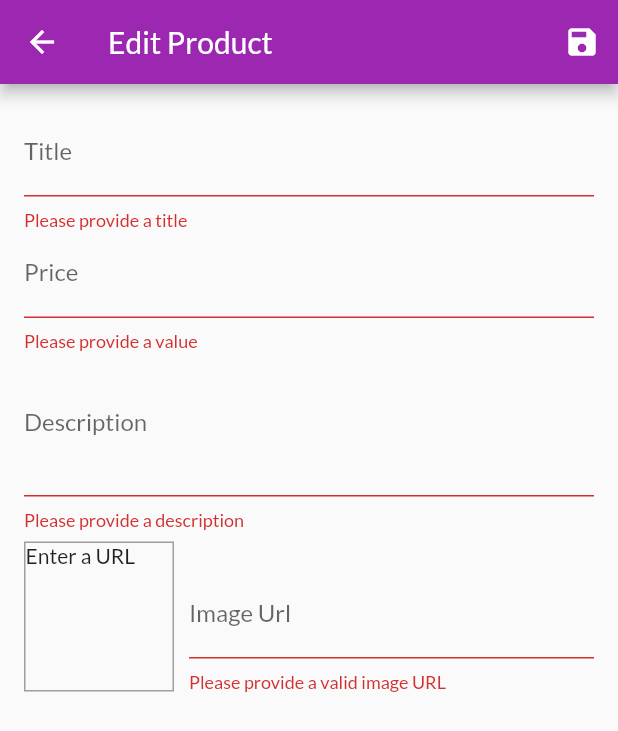
After one commit to nidheeshkm/flutter-snippets, a Flutter app: the EditProductScreen screen opened by its route, after a tap on the "save" icon, on a phone screen of 412 x 824 dp. The commit adds this screen. Shown: the top 731 px of the screen. Run offline on Flutter 3.47's test engine with Material 2 defaults, Android fonts, the phone set to English and light mode, and no system bars; network calls fail.

Commit message:
manage products functionality added

```diff
--- a/my_store/lib/main.dart
+++ b/my_store/lib/main.dart
@@ -2,7 +2,9 @@ import 'package:flutter/material.dart';
 import 'package:mystore/providers/cart.dart';
 import 'package:mystore/providers/orders.dart';
 import 'package:mystore/screens/cart_screen.dart';
+import 'package:mystore/screens/edit_product_screen.dart';
 import 'package:mystore/screens/order_screen.dart';
+import 'package:mystore/screens/user_products_screen.dart';
 import 'package:provider/provider.dart';
 
 import './screens/products_overview_screen.dart';
@@ -38,7 +40,9 @@ class MyApp extends StatelessWidget {
           routes: {
             ProductDetailScreen.routeName: (ctx) => ProductDetailScreen(),
             CartScreen.routeNAme: (ctx) => CartScreen(),
-            OrderScreen.routeName: (ctx) => OrderScreen()
+            OrderScreen.routeName: (ctx) => OrderScreen(),
+            UserProductsScreen.routeName: (ctx) => UserProductsScreen(),
+            EditProductScreen.routeName: (ctx) => EditProductScreen()
           }),
     );
   }
--- a/my_store/lib/providers/products.dart
+++ b/my_store/lib/providers/products.dart
@@ -52,8 +52,29 @@ class Products with ChangeNotifier {
     return _items.firstWhere((prod) => prod.id == id);
   }
 
-  void addProduct() {
+  void addProduct(Product product) {
     // _items.add(value);
+    final newProduct = Product(
+        title: product.title,
+        description: product.description,
+        imageUrl: product.imageUrl,
+        price: product.price,
+        id: DateTime.now().toString());
+    _items.add(product);
+    notifyListeners();
+  }
+
+  void updateProduct(String id, Product newProduct) {
+    final prodIndex = _items.indexWhere((prod) => id == prod.id);
+    if (prodIndex >= 0) {
+      _items[prodIndex] = newProduct;
+      notifyListeners();
+    }
+  }
+
+  void deleteProduct(String id) {
+    _items.removeWhere((prod) => id == prod.id);
+
     notifyListeners();
   }
 }
--- /dev/null
+++ b/my_store/lib/screens/edit_product_screen.dart
@@ -0,0 +1,245 @@
+import 'package:flutter/material.dart';
+import 'package:mystore/providers/product.dart';
+import 'package:mystore/providers/products.dart';
+import 'package:provider/provider.dart';
+
+class EditProductScreen extends StatefulWidget {
+  static const routeName = '/edit-product';
+  @override
+  _EditProductScreenState createState() => _EditProductScreenState();
+}
+
+class _EditProductScreenState extends State<EditProductScreen> {
+  final _priceFocusNode = FocusNode();
+  final _descriptionFocusNode = FocusNode();
+  final _imageUrlController = TextEditingController();
+  final _imageUrlFocusNode = FocusNode();
+  final _form = GlobalKey<FormState>();
+  var _editedProduct =
+      Product(id: null, title: '', price: 0, description: '', imageUrl: '');
+  var _isInit = true;
+  var _initValues = {
+    'title': '',
+    'description': '',
+    'price': '',
+    'imageurl': ''
+  };
+  @override
+  void dispose() {
+    _priceFocusNode.dispose();
+    _descriptionFocusNode.dispose();
+    _imageUrlController.dispose();
+    _imageUrlFocusNode.dispose();
+    _imageUrlFocusNode.removeListener(_updateImageUrl);
+    super.dispose();
+  }
+
+  @override
+  void initState() {
+    _imageUrlFocusNode.addListener(_updateImageUrl);
+    super.initState();
+  }
+
+  @override
+  void didChangeDependencies() {
+    if (_isInit) {
+      final ProductId = ModalRoute.of(context).settings.arguments as String;
+      if (ProductId != null) {
+        _editedProduct =
+            Provider.of<Products>(context, listen: false).findById(ProductId);
+        _initValues = {
+          'title': _editedProduct.title,
+          'description': _editedProduct.description,
+          'price': _editedProduct.price.toString(),
+          'imageurl': ''
+        };
+        _imageUrlController.text = _editedProduct.imageUrl;
+      }
+    }
+    _isInit = false;
+    super.didChangeDependencies();
+  }
+
+  void _updateImageUrl() {
+    if (!_imageUrlFocusNode.hasFocus) {
+      if (_imageUrlController.text.isEmpty ||
+          !_imageUrlController.text.startsWith('http://') ||
+          !_imageUrlController.text.startsWith('https://')) {
+        return;
+      }
+
+      setState(() {});
+    }
+  }
+
+  void _saveForm() {
+    final _isValid = _form.currentState.validate();
+    if (_isValid) {
+      _form.currentState.save();
+      if (_editedProduct.id != null) {
+        Provider.of<Products>(context, listen: false)
+            .updateProduct(_editedProduct.id, _editedProduct);
+      } else {
+        Provider.of<Products>(context, listen: false)
+            .addProduct(_editedProduct);
+      }
+
+      Navigator.of(context).pop();
+    }
+  }
+
+  @override
+  Widget build(BuildContext context) {
+    return Scaffold(
+      appBar: AppBar(
+        title: Text('Edit Product'),
+        actions: <Widget>[
+          IconButton(icon: Icon(Icons.save), onPressed: _saveForm)
+        ],
+      ),
+      body: Padding(
+        padding: const EdgeInsets.all(16.0),
+        child: Form(
+          key: _form,
+          child: ListView(
+            children: <Widget>[
+              TextFormField(
+                decoration: InputDecoration(labelText: 'Title'),
+                initialValue: _initValues['title'],
+                textInputAction: TextInputAction.next,
+                onFieldSubmitted: (_) {
+                  FocusScope.of(context).requestFocus(_priceFocusNode);
+                },
+                validator: (value) {
+                  if (value.isEmpty) {
+                    return 'Please provide a title';
+                  } else {
+                    return null;
+                  }
+                },
+                onSaved: (value) {
+                  _editedProduct = Product(
+                      id: _editedProduct.id,
+                      isFavorite: _editedProduct.isFavorite,
+                      title: value,
+                      description: _editedProduct.description,
+                      price: _editedProduct.price,
+                      imageUrl: _editedProduct.imageUrl);
+                },
+              ),
+              TextFormField(
+                decoration: InputDecoration(labelText: 'Price'),
+                initialValue: _initValues['price'],
+                textInputAction: TextInputAction.next,
+                keyboardType: TextInputType.number,
+                onFieldSubmitted: (_) {
+                  FocusScope.of(context).requestFocus(_descriptionFocusNode);
+                },
+                validator: (value) {
+                  if (value.isEmpty) {
+                    return 'Please provide a value';
+                  }
+                  if (double.tryParse(value) == null) {
+                    return 'Please enter a valid number';
+                  }
+                  if (double.parse(value) <= 0) {
+                    return 'Please enter a number greater than zero';
+                  }
+                  return null;
+                },
+                focusNode: _priceFocusNode,
+                onSaved: (value) {
+                  _editedProduct = Product(
+                      id: _editedProduct.id,
+                      isFavorite: _editedProduct.isFavorite,
+                      title: _editedProduct.title,
+                      description: _editedProduct.description,
+                      price: double.parse(value),
+                      imageUrl: _editedProduct.imageUrl);
+                },
+              ),
+              TextFormField(
+                decoration: InputDecoration(labelText: 'Description'),
+                initialValue: _initValues['description'],
+                maxLines: 3,
+                keyboardType: TextInputType.multiline,
+                focusNode: _descriptionFocusNode,
+                validator: (value) {
+                  if (value.isEmpty) {
+                    return 'Please provide a description';
+                  }
+                  if (value.length < 10) {
+                    return 'Please enter a valid description having more than 10 character';
+                  }
+
+                  return null;
+                },
+                onSaved: (value) {
+                  _editedProduct = Product(
+                      id: _editedProduct.id,
+                      isFavorite: _editedProduct.isFavorite,
+                      title: _editedProduct.title,
+                      description: value,
+                      price: _editedProduct.price,
+                      imageUrl: _editedProduct.imageUrl);
+                },
+              ),
+              Row(
+                crossAxisAlignment: CrossAxisAlignment.end,
+                children: <Widget>[
+                  Container(
+                    width: 100,
+                    height: 100,
+                    margin: EdgeInsets.only(top: 8, right: 10),
+                    decoration: BoxDecoration(
+                      border: Border.all(width: 1, color: Colors.grey),
+                    ),
+                    child: _imageUrlController.text.isEmpty
+                        ? Text('Enter a URL')
+                        : FittedBox(
+                            child: Image.network(_imageUrlController.text),
+                            fit: BoxFit.cover,
+                          ),
+                  ),
+                  Expanded(
+                    child: TextFormField(
+                      decoration: InputDecoration(
+                        labelText: 'Image Url',
+                      ),
+                      keyboardType: TextInputType.url,
+                      textInputAction: TextInputAction.done,
+                      controller: _imageUrlController,
+                      focusNode: _imageUrlFocusNode,
+                      onFieldSubmitted: (_) {
+                        _saveForm();
+                      },
+                      validator: (value) {
+                        if (value.isEmpty) {
+                          return 'Please provide a valid image URL';
+                        }
+                        if (!value.startsWith('http://') &&
+                            !value.startsWith('https://')) {
+                          return 'Please provide a valid URL';
+                        }
+                        return null;
+                      },
+                      onSaved: (value) {
+                        _editedProduct = Product(
+                            id: _editedProduct.id,
+                            isFavorite: _editedProduct.isFavorite,
+                            title: _editedProduct.title,
+                            description: _editedProduct.description,
+                            price: _editedProduct.price,
+                            imageUrl: value);
+                      },
+                    ),
+                  )
+                ],
+              )
+            ],
+          ),
+        ),
+      ),
+    );
+  }
+}
--- a/my_store/lib/widgets/app_drawer.dart
+++ b/my_store/lib/widgets/app_drawer.dart
@@ -1,5 +1,6 @@
 import 'package:flutter/material.dart';
 import 'package:mystore/screens/order_screen.dart';
+import 'package:mystore/screens/user_products_screen.dart';
 
 class AppDrawer extends StatelessWidget {
   @override
@@ -27,6 +28,14 @@ class AppDrawer extends StatelessWidget {
               Navigator.of(context).pushReplacementNamed(OrderScreen.routeName);
             },
           ),
+          Divider(),
+          ListTile(
+            leading: Icon(Icons.edit),
+            title: Text('Manage Products'),
+            onTap: () {
+              Navigator.of(context).pushReplacementNamed(UserProductsScreen.routeName);
+            },
+          ),
         ],
       ),
     );
```
Also changed, not shown: my_store/lib/providers/cart.dart (+18 -0 lines), my_store/lib/screens/user_products_screen.dart (added, +41 -0 lines), my_store/lib/widgets/cart_item.dart (+23 -0 lines), my_store/lib/widgets/product_item.dart (+11 -0 lines), my_store/lib/widgets/user_product_item.dart (added, +43 -0 lines).
